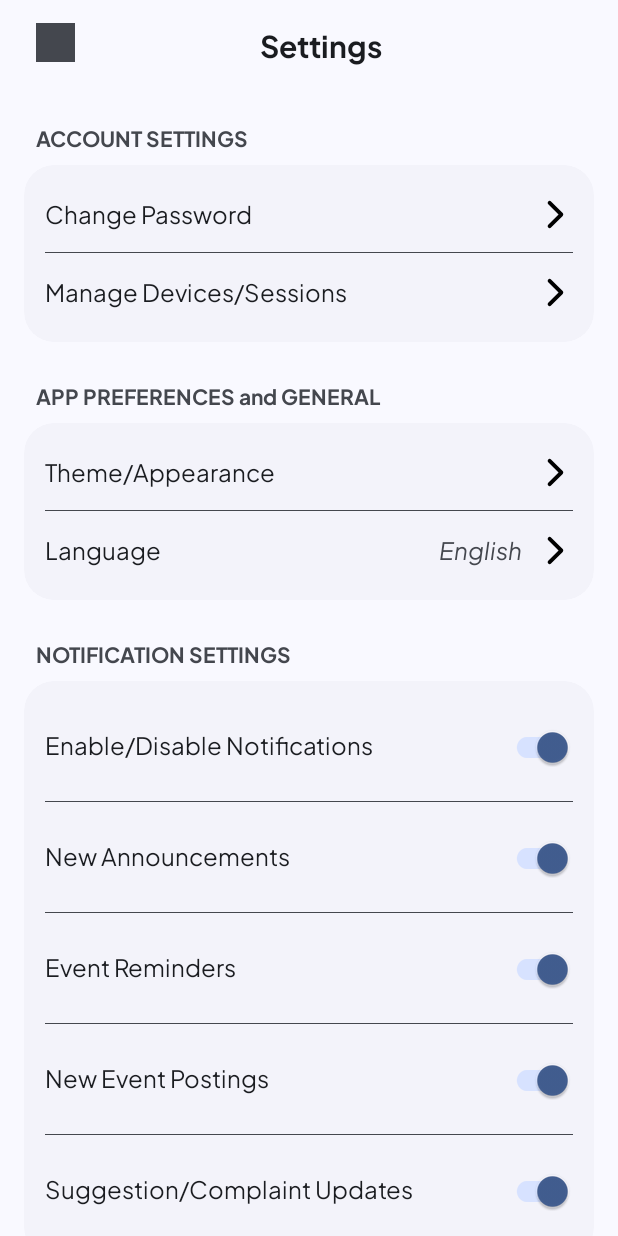
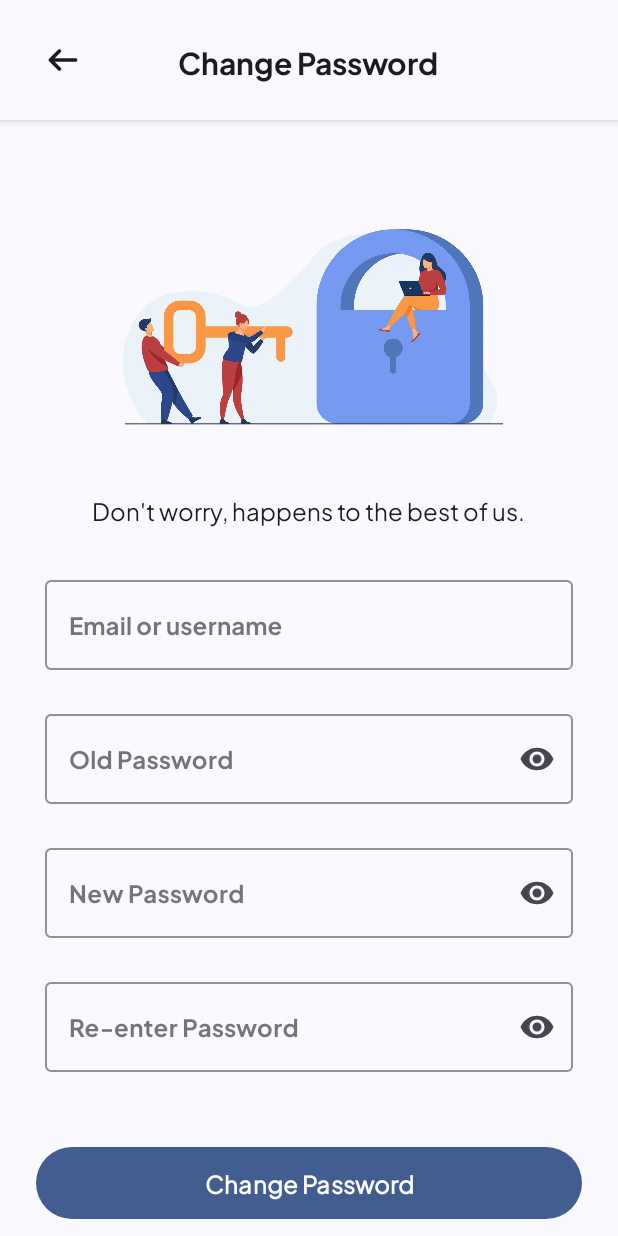
Before and after one commit to M-Skilla/campus, an Android app: the SettingsActivity screen opened directly, with no data from a screen before it, after a tap on "Change Password", on a phone screen of 412 x 824 dp. Run offline under Robolectric (Android 15) with nearby library versions, the phone set to English and light mode, and no system bars.

Commit message:
feat: Implement Change Password screen and functionality
This commit introduces the Change Password screen, accessible from the Settings page.

Key changes include:
- Added `ChangePasswordFragment.java` for the UI and logic of the change password functionality.
- Created `fragment_change_password.xml` for the layout of the Change Password screen.
- Updated `SettingsActivity.java` to launch `ChangePasswordFragment` when the "Change Password" item is clicked and to handle back navigation.
- Modified `activity_settings.xml` to include a `FrameLayout` container for fragments.
- Added `change_password.png` drawable for the Change Password screen.
- Set `android:windowSoftInputMode="adjustResize"` for `SettingsActivity` in `AndroidManifest.xml` to ensure the layout adjusts correctly when the keyboard is shown.

```diff
--- a/app/src/main/AndroidManifest.xml
+++ b/app/src/main/AndroidManifest.xml
@@ -19,15 +19,12 @@
             android:exported="false" />
         <activity
             android:name=".SettingsActivity"
-            android:exported="false" />
+            android:windowSoftInputMode="adjustResize" />
 
       <activity
             android:name=".OnboardingActivity"
             android:exported="false" />
 
-        <activity
-            android:name=".SettingsActivity"
-            android:exported="false" />
         <activity
             android:name=".MainActivity"
             android:exported="true">
--- a/app/src/main/java/com/group/campus/SettingsActivity.java
+++ b/app/src/main/java/com/group/campus/SettingsActivity.java
@@ -10,6 +10,10 @@ import androidx.appcompat.app.AppCompatActivity;
 import androidx.core.graphics.Insets;
 import androidx.core.view.ViewCompat;
 import androidx.core.view.WindowInsetsCompat;
+import androidx.fragment.app.FragmentManager;
+import androidx.fragment.app.FragmentTransaction;
+
+import com.group.campus.fragments.ChangePasswordFragment;
 
 public class SettingsActivity extends AppCompatActivity {
 
@@ -37,7 +41,7 @@ public class SettingsActivity extends AppCompatActivity {
         changePasswordItem.setOnClickListener(new View.OnClickListener() {
             @Override
             public void onClick(View view) {
-                Toast.makeText(SettingsActivity.this, "Change Password was clicked", Toast.LENGTH_SHORT).show();
+                launchChangePasswordFragment();
             }
         });
 
@@ -121,4 +125,29 @@ public class SettingsActivity extends AppCompatActivity {
             }
         });
     }
+
+    private void launchChangePasswordFragment() {
+        ChangePasswordFragment changePasswordFragment = new ChangePasswordFragment();
+
+        FragmentManager fragmentManager = getSupportFragmentManager();
+        FragmentTransaction fragmentTransaction = fragmentManager.beginTransaction();
+
+        findViewById(R.id.settingsActivity).setVisibility(View.GONE);
+        findViewById(R.id.fragment_container).setVisibility(View.VISIBLE);
+
+        fragmentTransaction.replace(R.id.fragment_container, changePasswordFragment);
+        fragmentTransaction.addToBackStack("ChangePasswordFragment");
+        fragmentTransaction.commit();
+    }
+
+    @Override
+    public void onBackPressed() {
+        if (getSupportFragmentManager().getBackStackEntryCount() > 0) {
+            findViewById(R.id.settingsActivity).setVisibility(View.VISIBLE);
+            findViewById(R.id.fragment_container).setVisibility(View.GONE);
+            getSupportFragmentManager().popBackStack();
+        } else {
+            super.onBackPressed();
+        }
+    }
 }
--- /dev/null
+++ b/app/src/main/java/com/group/campus/fragments/ChangePasswordFragment.java
@@ -0,0 +1,112 @@
+package com.group.campus.fragments;
+
+import android.os.Bundle;
+import androidx.annotation.NonNull;
+import androidx.annotation.Nullable;
+import androidx.fragment.app.Fragment;
+import androidx.activity.OnBackPressedCallback;
+import android.view.LayoutInflater;
+import android.view.View;
+import android.view.ViewGroup;
+import android.view.WindowManager;
+import android.text.TextWatcher;
+import android.text.Editable;
+import android.widget.TextView;
+import com.google.android.material.button.MaterialButton;
+import com.google.android.material.textfield.TextInputEditText;
+import com.group.campus.R;
+
+public class ChangePasswordFragment extends Fragment {
+
+    private MaterialButton btnBack;
+    private MaterialButton btnResetPassword;
+    private TextInputEditText etOldPassword;
+    private TextInputEditText etNewPassword;
+    private TextInputEditText etConfirmPassword;
+    private TextView tvPasswordMatch;
+
+    @Override
+    public View onCreateView(LayoutInflater inflater, ViewGroup container,
+                             Bundle savedInstanceState) {
+        View view = inflater.inflate(R.layout.fragment_change_password, container, false);
+
+        btnBack = view.findViewById(R.id.btn_back);
+        btnResetPassword = view.findViewById(R.id.btn_reset_password);
+        etOldPassword = view.findViewById(R.id.et_old_password);
+        etNewPassword = view.findViewById(R.id.et_new_password);
+        etConfirmPassword = view.findViewById(R.id.et_confirm_password);
+        tvPasswordMatch = view.findViewById(R.id.tv_password_match);
+
+        btnBack.setOnClickListener(v -> handleBackNavigation());
+
+        setupPasswordValidation();
+
+        return view;
+    }
+
+    @Override
+    public void onViewCreated(@NonNull View view, @Nullable Bundle savedInstanceState) {
+        super.onViewCreated(view, savedInstanceState);
+
+        requireActivity().getWindow().setSoftInputMode(WindowManager.LayoutParams.SOFT_INPUT_ADJUST_RESIZE);
+
+        requireActivity().getOnBackPressedDispatcher().addCallback(
+                getViewLifecycleOwner(),
+                new OnBackPressedCallback(true) {
+                    @Override
+                    public void handleOnBackPressed() {
+                        handleBackNavigation();
+                    }
+                }
+        );
+    }
+
+    private void setupPasswordValidation() {
+        TextWatcher passwordWatcher = new TextWatcher() {
+            @Override
+            public void beforeTextChanged(CharSequence s, int start, int count, int after) {}
+
+            @Override
+            public void onTextChanged(CharSequence s, int start, int before, int count) {}
+
+            @Override
+            public void afterTextChanged(Editable s) {
+                validatePasswords();
+            }
+        };
+
+        etNewPassword.addTextChangedListener(passwordWatcher);
+        etConfirmPassword.addTextChangedListener(passwordWatcher);
+        etOldPassword.addTextChangedListener(passwordWatcher);
+    }
+
+    private void validatePasswords() {
+        String oldPassword = etOldPassword.getText().toString().trim();
+        String newPassword = etNewPassword.getText().toString().trim();
+        String confirmPassword = etConfirmPassword.getText().toString().trim();
+
+        boolean isValid = !oldPassword.isEmpty() &&
+                !newPassword.isEmpty() &&
+                !confirmPassword.isEmpty() &&
+                newPassword.length() >= 6 &&
+                newPassword.equals(confirmPassword);
+
+        if (!confirmPassword.isEmpty() && newPassword.equals(confirmPassword)) {
+            tvPasswordMatch.setVisibility(View.VISIBLE);
+        } else {
+            tvPasswordMatch.setVisibility(View.GONE);
+        }
+
+        btnResetPassword.setEnabled(isValid);
+    }
+
+    private void handleBackNavigation() {
+        if (requireActivity().getSupportFragmentManager().getBackStackEntryCount() > 0) {
+            requireActivity().findViewById(R.id.settingsActivity).setVisibility(View.VISIBLE);
+            requireActivity().findViewById(R.id.fragment_container).setVisibility(View.GONE);
+            requireActivity().getSupportFragmentManager().popBackStack();
+        } else {
+            requireActivity().finish();
+        }
+    }
+}
--- a/app/src/main/res/layout/activity_settings.xml
+++ b/app/src/main/res/layout/activity_settings.xml
@@ -1,14 +1,16 @@
 <?xml version="1.0" encoding="utf-8"?>
+<FrameLayout xmlns:android="http://schemas.android.com/apk/res/android"
+    xmlns:app="http://schemas.android.com/apk/res-auto"
+    xmlns:tools="http://schemas.android.com/tools"
+    android:layout_width="match_parent"
+    android:layout_height="match_parent">
+
     <androidx.constraintlayout.widget.ConstraintLayout
         android:id="@+id/settingsActivity"
-    xmlns:android="http://schemas.android.com/apk/res/android"
-    xmlns:app="http://schemas.android.com/apk/res-auto"
-    xmlns:tools="http://schemas.android.com/tools"
         android:layout_width="match_parent"
         android:layout_height="match_parent"
         android:background="@color/md_theme_background_highContrast"
         tools:context=".SettingsActivity">
-
 
         <androidx.appcompat.widget.Toolbar
             android:id="@+id/settings_toolbar"
@@ -52,7 +54,6 @@
                     android:gravity="center" />
             </androidx.constraintlayout.widget.ConstraintLayout>
         </androidx.appcompat.widget.Toolbar>
-
 
         <ScrollView
             android:id="@+id/settings_scrollview"
@@ -741,3 +742,11 @@
         </ScrollView>
 
     </androidx.constraintlayout.widget.ConstraintLayout>
+
+    <FrameLayout
+        android:id="@+id/fragment_container"
+        android:layout_width="match_parent"
+        android:layout_height="match_parent"
+        android:visibility="gone" />
+
+</FrameLayout>
--- /dev/null
+++ b/app/src/main/res/layout/fragment_change_password.xml
@@ -0,0 +1,216 @@
+<?xml version="1.0" encoding="utf-8"?>
+<androidx.constraintlayout.widget.ConstraintLayout xmlns:android="http://schemas.android.com/apk/res/android"
+    xmlns:app="http://schemas.android.com/apk/res-auto"
+    xmlns:tools="http://schemas.android.com/tools"
+    android:layout_width="match_parent"
+    android:layout_height="match_parent"
+    android:background="@color/md_theme_background_highContrast"
+    android:fitsSystemWindows="true"
+    tools:context=".fragments.ChangePasswordFragment">
+
+    <RelativeLayout
+        android:id="@+id/header_layout"
+        android:layout_width="match_parent"
+        android:layout_height="wrap_content"
+        android:padding="16dp"
+        android:background="@color/md_theme_background_highContrast"
+        android:elevation="4dp"
+        app:layout_constraintTop_toTopOf="parent"
+        app:layout_constraintStart_toStartOf="parent"
+        app:layout_constraintEnd_toEndOf="parent">
+
+        <com.google.android.material.button.MaterialButton
+            android:id="@+id/btn_back"
+            style="@style/Widget.Material3.Button.IconButton"
+            android:layout_width="48dp"
+            android:layout_height="48dp"
+            android:layout_alignParentStart="true"
+            android:layout_centerVertical="true"
+            android:insetTop="0dp"
+            android:insetBottom="0dp"
+            app:icon="@drawable/left_arrow_icon"
+            app:iconSize="24dp"
+            app:iconTint="?attr/colorOnSurface"
+            android:contentDescription="Back" />
+
+        <TextView
+            android:layout_width="wrap_content"
+            android:layout_height="wrap_content"
+            android:layout_centerInParent="true"
+            android:text="Change Password"
+            android:textSize="20sp"
+            android:textStyle="bold"
+            android:fontFamily="@font/jakarta_bold"
+            android:textColor="?attr/colorOnSurface" />
+
+    </RelativeLayout>
+
+    <androidx.core.widget.NestedScrollView
+        android:layout_width="match_parent"
+        android:layout_height="0dp"
+        android:fillViewport="true"
+        android:scrollbars="none"
+        app:layout_constraintTop_toBottomOf="@id/header_layout"
+        app:layout_constraintBottom_toBottomOf="parent"
+        app:layout_constraintStart_toStartOf="parent"
+        app:layout_constraintEnd_toEndOf="parent">
+
+        <LinearLayout
+            android:layout_width="match_parent"
+            android:layout_height="wrap_content"
+            android:orientation="vertical"
+            android:padding="24dp"
+            android:focusableInTouchMode="true">
+
+            <ImageView
+                android:id="@+id/iv_change_password"
+                android:layout_width="280dp"
+                android:layout_height="200dp"
+                android:layout_gravity="center_horizontal"
+                android:layout_marginTop="16dp"
+                android:src="@drawable/change_password"
+                android:scaleType="centerInside" />
+
+            <TextView
+                android:layout_width="wrap_content"
+                android:layout_height="wrap_content"
+                android:layout_gravity="center_horizontal"
+                android:layout_marginTop="8dp"
+                android:layout_marginBottom="24dp"
+                android:text="Don't worry, happens to the best of us."
+                android:textSize="16sp"
+                android:fontFamily="@font/jakarta_regular"
+                android:textColor="?attr/colorOnSurface"
+                android:gravity="center" />
+
+            <com.google.android.material.textfield.TextInputLayout
+                android:id="@+id/til_email"
+                android:layout_width="match_parent"
+                android:layout_height="wrap_content"
+                android:layout_marginBottom="12dp"
+                android:fontFamily="@font/jakarta_regular"
+                android:textColor="@color/md_theme_onSurface"
+                android:maxLines="1"
+                app:boxStrokeColor="@color/md_theme_outlineVariant"
+                app:hintTextColor="@color/md_theme_onSurfaceVariant"
+                android:padding="6dp"
+                android:hint="Email or username"
+                style="@style/Widget.MaterialComponents.TextInputLayout.OutlinedBox">
+
+                <com.google.android.material.textfield.TextInputEditText
+                    android:id="@+id/et_email"
+                    android:layout_width="match_parent"
+                    android:fontFamily="@font/jakarta_bold"
+                    android:layout_height="wrap_content"
+                    android:inputType="textEmailAddress"
+                    android:imeOptions="actionNext"
+                    android:maxLines="1" />
+
+            </com.google.android.material.textfield.TextInputLayout>
+
+            <com.google.android.material.textfield.TextInputLayout
+                android:id="@+id/til_old_password"
+                android:layout_width="match_parent"
+                android:layout_height="wrap_content"
+                android:layout_marginBottom="12dp"
+                android:hint="Old Password"
+                android:padding="6dp"
+                app:boxStrokeColor="@color/md_theme_outlineVariant"
+                app:hintTextColor="@color/md_theme_onSurfaceVariant"
+                app:passwordToggleEnabled="true"
+                app:passwordToggleTint="@color/md_theme_onSurfaceVariant"
+                style="@style/Widget.MaterialComponents.TextInputLayout.OutlinedBox">
+
+                <com.google.android.material.textfield.TextInputEditText
+                    android:id="@+id/et_old_password"
+                    android:layout_width="match_parent"
+                    android:layout_height="wrap_content"
+                    android:inputType="textPassword"
+                    android:fontFamily="@font/jakarta_bold"
+                    android:imeOptions="actionNext"
+                    android:maxLines="1" />
+
+            </com.google.android.material.textfield.TextInputLayout>
+
+            <com.google.android.material.textfield.TextInputLayout
+                android:id="@+id/til_new_password"
+                android:layout_width="match_parent"
+                android:layout_height="wrap_content"
+                android:layout_marginBottom="12dp"
+                android:hint="New Password"
+                android:padding="6dp"
+                app:boxStrokeColor="@color/md_theme_outlineVariant"
+                app:hintTextColor="@color/md_theme_onSurfaceVariant"
+                app:passwordToggleEnabled="true"
+                app:passwordToggleTint="@color/md_theme_onSurfaceVariant"
+                style="@style/Widget.MaterialComponents.TextInputLayout.OutlinedBox">
+
+                <com.google.android.material.textfield.TextInputEditText
+                    android:id="@+id/et_new_password"
+                    android:layout_width="match_parent"
+                    android:layout_height="wrap_content"
+                    android:fontFamily="@font/jakarta_bold"
+                    android:inputType="textPassword"
+                    android:imeOptions="actionNext"
+                    android:maxLines="1" />
+
+            </com.google.android.material.textfield.TextInputLayout>
+
+            <com.google.android.material.textfield.TextInputLayout
+                android:id="@+id/til_confirm_password"
+                android:layout_width="match_parent"
+                android:layout_height="wrap_content"
+                android:layout_marginBottom="8dp"
+                android:hint="Re-enter Password"
+                android:padding="6dp"
+                app:boxStrokeColor="@color/md_theme_outlineVariant"
+                app:hintTextColor="@color/md_theme_onSurfaceVariant"
+                app:passwordToggleEnabled="true"
+                app:passwordToggleTint="@color/md_theme_onSurfaceVariant"
+                style="@style/Widget.MaterialComponents.TextInputLayout.OutlinedBox">
+
+                <com.google.android.material.textfield.TextInputEditText
+                    android:id="@+id/et_confirm_password"
+                    android:layout_width="match_parent"
+                    android:fontFamily="@font/jakarta_bold"
+                    android:layout_height="wrap_content"
+                    android:inputType="textPassword"
+                    android:imeOptions="actionDone"
+                    android:maxLines="1" />
+
+            </com.google.android.material.textfield.TextInputLayout>
+
+            <TextView
+                android:id="@+id/tv_password_match"
+                android:layout_width="wrap_content"
+                android:layout_height="wrap_content"
+                android:layout_marginBottom="24dp"
+                android:text="It's a match."
+                android:textColor="@color/md_theme_primary"
+                android:textSize="14sp"
+                android:visibility="gone" />
+
+            <Space
+                android:layout_width="match_parent"
+                android:layout_height="0dp"
+                android:layout_weight="1"
+                android:minHeight="32dp" />
+
+            <com.google.android.material.button.MaterialButton
+                android:id="@+id/btn_reset_password"
+                android:layout_width="match_parent"
+                android:layout_height="56dp"
+                android:text="Change Password"
+                android:textColor="@android:color/white"
+                android:textSize="16sp"
+                android:textStyle="bold"
+                android:fontFamily="@font/jakarta_regular"
+                app:backgroundTint="@color/md_theme_primary"
+                app:cornerRadius="28dp"
+                android:enabled="false" />
+
+        </LinearLayout>
+
+    </androidx.core.widget.NestedScrollView>
+
+</androidx.constraintlayout.widget.ConstraintLayout>
```
Also changed, not shown: app/src/main/res/drawable/change_password.png (added). Lines whose indentation alone changed are shown as unchanged.
